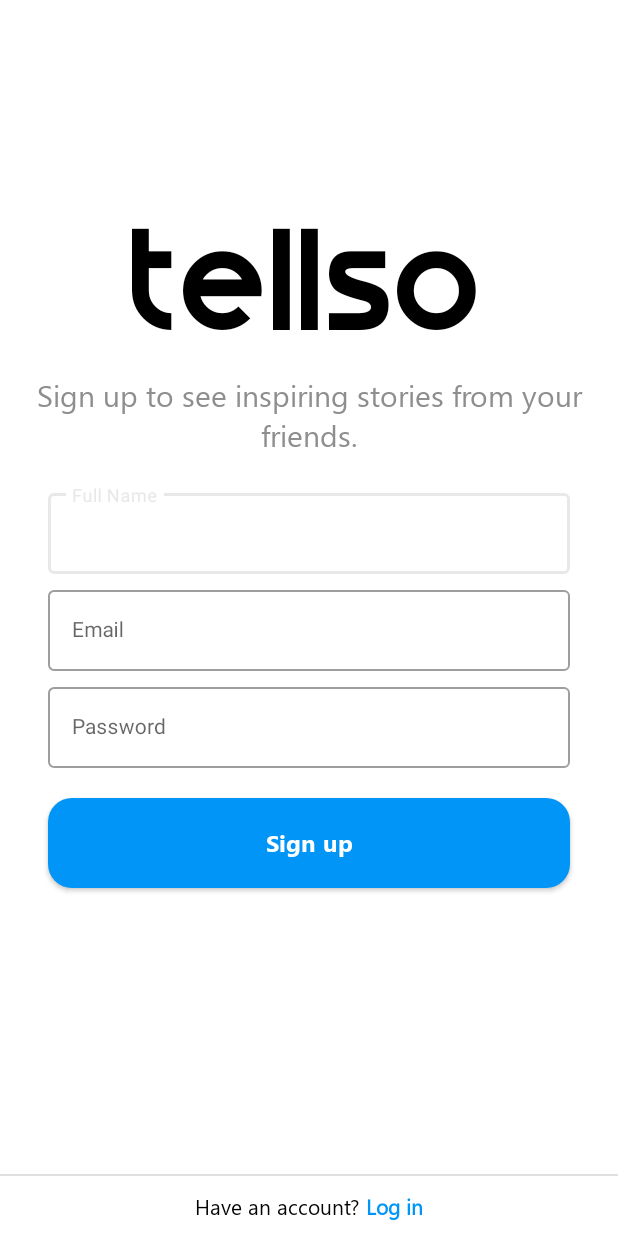
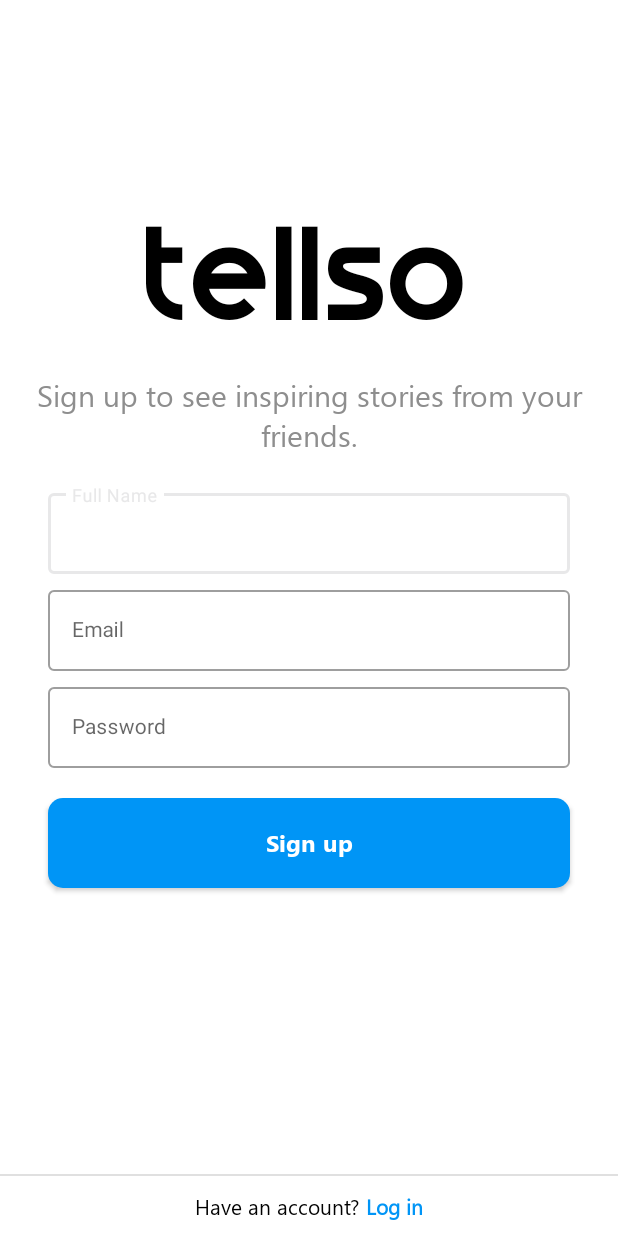
Before and after one commit to ryhn7/Tellso, an Android app: the RegisterActivity screen opened directly, with no data from a screen before it, on a phone screen of 412 x 824 dp. Run offline under Robolectric (Android 15) with nearby library versions, the phone set to English and light mode, and no system bars; our stand-ins replace Dagger/Hilt's generated code.

Commit message:
setup register

```diff
--- a/app/src/main/res/drawable/ll_btn.xml
+++ b/app/src/main/res/drawable/ll_btn.xml
@@ -3,7 +3,7 @@
     android:shape="rectangle">
 
     <corners
-        android:radius="16dp"
+        android:radius="10dp"
         />
     <solid
         android:color="@color/black"
--- a/app/src/main/res/drawable/rounded_btn.xml
+++ b/app/src/main/res/drawable/rounded_btn.xml
@@ -3,7 +3,7 @@
     android:shape="rectangle">
 
     <corners
-        android:radius="16dp"
+        android:radius="10dp"
         />
     <solid
         android:color="@color/blue"
--- a/app/src/main/res/layout/activity_register.xml
+++ b/app/src/main/res/layout/activity_register.xml
@@ -6,45 +6,32 @@
     android:layout_height="match_parent"
     tools:context=".ui.register.RegisterActivity">
 
-    <ProgressBar
-        android:id="@+id/progressBar"
-        style="?android:attr/progressBarStyle"
-        android:layout_width="wrap_content"
-        android:layout_height="wrap_content"
-        android:indeterminateTint="@color/black"
-        android:visibility="gone"
-        app:layout_constraintBottom_toBottomOf="parent"
-        app:layout_constraintEnd_toEndOf="parent"
-        app:layout_constraintStart_toStartOf="parent"
-        app:layout_constraintTop_toTopOf="parent"
-        tools:visibility="visible" />
-
     <TextView
         android:id="@+id/tv_logo_register"
         android:layout_width="wrap_content"
         android:layout_height="match_parent"
+        android:layout_marginTop="130dp"
+        android:fontFamily="@font/smooth"
         android:text="@string/logo_front"
-        android:textSize="60sp"
-        android:fontFamily="@font/smooth"
         android:textColor="@color/black"
-        android:layout_marginTop="130dp"
-        app:layout_constraintTop_toTopOf="parent"
+        android:textSize="55sp"
+        app:layout_constraintEnd_toEndOf="parent"
         app:layout_constraintStart_toStartOf="parent"
-        app:layout_constraintEnd_toEndOf="parent"/>
+        app:layout_constraintTop_toTopOf="parent" />
 
     <TextView
         android:id="@+id/tv_wording_register"
         android:layout_width="match_parent"
         android:layout_height="wrap_content"
+        android:layout_marginTop="120dp"
+        android:fontFamily="@font/segoe_regular"
+        android:gravity="center"
         android:text="@string/wording_register"
+        android:textColor="@color/suva_grey"
         android:textSize="20sp"
-        android:textColor="@color/suva_grey"
-        android:layout_marginTop="120dp"
-        android:gravity="center"
-        android:fontFamily="@font/segoe_regular"
-        app:layout_constraintTop_toTopOf="@+id/tv_logo_register"
+        app:layout_constraintEnd_toEndOf="parent"
         app:layout_constraintStart_toStartOf="parent"
-        app:layout_constraintEnd_toEndOf="parent"/>
+        app:layout_constraintTop_toTopOf="@+id/tv_logo_register" />
 
     <com.google.android.material.textfield.TextInputLayout
         android:id="@+id/nameEditTextLayout"
@@ -53,17 +40,16 @@
         android:layout_height="wrap_content"
         android:layout_marginHorizontal="32dp"
         android:layout_marginTop="20dp"
-        app:layout_constraintTop_toBottomOf="@+id/tv_wording_register"
+        app:layout_constraintEnd_toEndOf="parent"
         app:layout_constraintStart_toStartOf="parent"
-        app:layout_constraintEnd_toEndOf="parent"
-        >
+        app:layout_constraintTop_toBottomOf="@+id/tv_wording_register">
 
         <com.google.android.material.textfield.TextInputEditText
             android:id="@+id/nameEditText"
             android:layout_width="match_parent"
             android:layout_height="wrap_content"
+            android:ems="10"
             android:hint="@string/fullname"
-            android:ems="10"
             android:inputType="textPersonName"
             android:textColor="@color/black"
             android:textColorHint="@color/suva_grey"
@@ -79,10 +65,9 @@
         android:layout_marginHorizontal="32dp"
         android:layout_marginTop="5dp"
 
-        app:layout_constraintTop_toBottomOf="@+id/nameEditTextLayout"
+        app:layout_constraintEnd_toEndOf="parent"
         app:layout_constraintStart_toStartOf="parent"
-        app:layout_constraintEnd_toEndOf="parent"
-        >
+        app:layout_constraintTop_toBottomOf="@+id/nameEditTextLayout">
 
         <com.example.tellso.customViews.EmailEditText
             android:id="@+id/emailEditText"
@@ -105,10 +90,9 @@
         android:layout_marginHorizontal="32dp"
         android:layout_marginTop="5dp"
 
-        app:layout_constraintTop_toBottomOf="@+id/emailEditTextLayout"
+        app:layout_constraintEnd_toEndOf="parent"
         app:layout_constraintStart_toStartOf="parent"
-        app:layout_constraintEnd_toEndOf="parent"
-        >
+        app:layout_constraintTop_toBottomOf="@+id/emailEditTextLayout">
 
         <com.example.tellso.customViews.PasswordEditText
             android:id="@+id/passwordEditText"
@@ -129,55 +113,74 @@
         android:layout_width="match_parent"
         android:layout_height="60dp"
         android:layout_marginHorizontal="32dp"
+        android:layout_marginTop="20dp"
+        android:background="@drawable/rounded_btn"
+        android:fontFamily="@font/segoe_bold"
         android:text="@string/btn_signup"
-        android:fontFamily="@font/segoe_bold"
+        android:textAllCaps="false"
+        android:textColor="@color/white"
         android:textSize="16sp"
-        android:background="@drawable/rounded_btn"
-        android:textColor="@color/white"
-        android:textAllCaps="false"
-        android:layout_marginTop="20dp"
-        app:layout_constraintTop_toBottomOf="@+id/passwordEditTextLayout"
+        app:layout_constraintEnd_toEndOf="parent"
         app:layout_constraintStart_toStartOf="parent"
-        app:layout_constraintEnd_toEndOf="parent"/>
+        app:layout_constraintTop_toBottomOf="@+id/passwordEditTextLayout" />
 
     <com.google.android.material.divider.MaterialDivider
         android:id="@+id/divider_register"
         android:layout_width="0dp"
         android:layout_height="1dp"
         android:layout_marginTop="150dp"
-        app:layout_constraintTop_toBottomOf="@id/btn_register"
         app:layout_constraintBottom_toBottomOf="parent"
+        app:layout_constraintEnd_toEndOf="parent"
         app:layout_constraintStart_toStartOf="parent"
-        app:layout_constraintEnd_toEndOf="parent"/>
+        app:layout_constraintTop_toBottomOf="@id/btn_register" />
 
     <LinearLayout
         android:layout_width="wrap_content"
         android:layout_height="wrap_content"
         android:orientation="horizontal"
-        app:layout_constraintTop_toBottomOf="@id/divider_register"
         app:layout_constraintBottom_toBottomOf="parent"
+        app:layout_constraintEnd_toEndOf="parent"
         app:layout_constraintStart_toStartOf="parent"
-        app:layout_constraintEnd_toEndOf="parent"
-        >
+        app:layout_constraintTop_toBottomOf="@id/divider_register">
+
         <TextView
             android:layout_width="wrap_content"
             android:layout_height="wrap_content"
+            android:fontFamily="@font/segoe_regular"
             android:text="@string/have_an_account"
-            android:textSize="14sp"
             android:textColor="@color/black"
-            android:fontFamily="@font/segoe_regular"
-            />
+            android:textSize="14sp" />
+
         <TextView
             android:id="@+id/btn_login"
             android:layout_width="wrap_content"
             android:layout_height="wrap_content"
             android:layout_marginStart="4dp"
+            android:fontFamily="@font/segoe_regular"
             android:text="@string/btn_login"
+            android:textColor="@color/blue"
             android:textSize="14sp"
-            android:textColor="@color/blue"
-            android:fontFamily="@font/segoe_regular"
-            android:textStyle="bold"
-            />
+            android:textStyle="bold" />
     </LinearLayout>
 
+    <RelativeLayout
+        android:id="@+id/view_loading"
+        android:layout_width="0dp"
+        android:layout_height="0dp"
+        android:alpha="0"
+        android:background="@color/black_50"
+        app:layout_constraintBottom_toBottomOf="parent"
+        app:layout_constraintEnd_toEndOf="parent"
+        app:layout_constraintStart_toStartOf="parent"
+        app:layout_constraintTop_toTopOf="parent">
+
+        <ProgressBar
+            style="?android:attr/progressBarStyle"
+            android:layout_width="wrap_content"
+            android:layout_height="wrap_content"
+            android:layout_centerInParent="true"
+            android:indeterminateTint="@color/white" />
+
+    </RelativeLayout>
+
 </androidx.constraintlayout.widget.ConstraintLayout>
--- a/app/src/main/res/values/colors.xml
+++ b/app/src/main/res/values/colors.xml
@@ -9,4 +9,6 @@
 
     <color name="black">#FF000000</color>
     <color name="white">#FFFFFFFF</color>
+
+    <color name="black_50">#80000000</color>-->
 </resources>
--- a/app/src/main/res/values/strings.xml
+++ b/app/src/main/res/values/strings.xml
@@ -27,6 +27,7 @@
     <string name="dummy_description">Lorem ipsum dolor sit amet. Qui sapiente molestias sit reiciendis omnis sit ratione debitis qui quam reiciendis vel accusamus aliquid. Id fugiat voluptatum sed aliquid saepe eum neque deserunt in aspernatur incidunt id fuga fugit. Quo suscipit veritatis et corporis explicabo et dolor amet ut iste veritatis quo dolorum internos id corporis quis.</string>
     <string name="dummy_date">MARCH 7</string>
     <string name="data_not_found">Oops, no data found</string>
-    <!-- TODO: Remove or change this placeholder text -->
-    <string name="hello_blank_fragment">Hello blank fragment</string>
+    <string name="error_message">Sorry, there was a problem with your request </string>
+    <string name="register_success">Register success</string>
+    <string name="login_success">Login success</string>
 </resources>
```
Also changed, not shown: app/src/main/java/com/example/tellso/ui/login/LoginActivity.kt (+13 -5 lines), app/src/main/java/com/example/tellso/ui/register/RegisterActivity.kt (+73 -0 lines), app/src/main/java/com/example/tellso/ui/register/RegisterVM.kt (added, +15 -0 lines), app/src/main/java/com/example/tellso/utils/HelperUtils.kt (added, +11 -0 lines), app/src/main/res/layout/activity_login.xml (+22 -15 lines).
